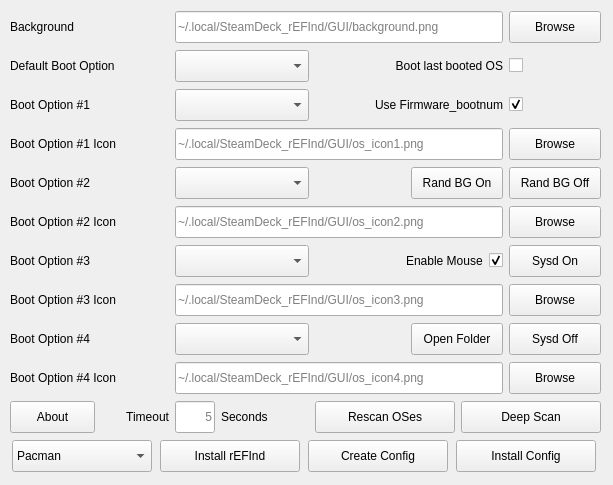
jlobue10/SteamDeck_rEFInd, file GUI/src/mainwindow.ui: the form before one commit.
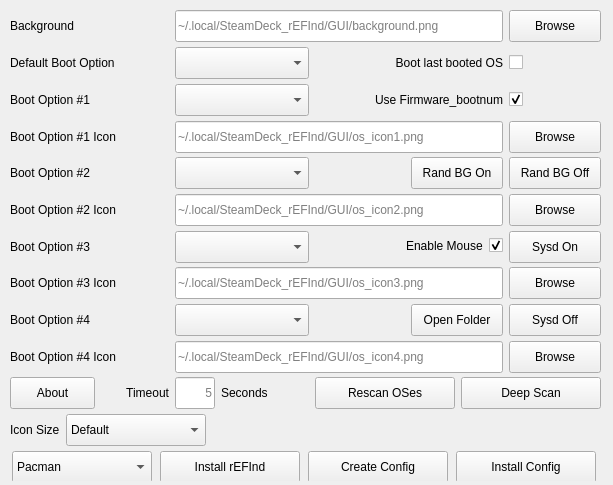
The form after the commit. Icons and pictures are not drawn.

Commit message: Add Icon Size option for generated rEFInd config

Patch:
```diff
--- a/GUI/src/mainwindow.ui
+++ b/GUI/src/mainwindow.ui
@@ -651,6 +651,78 @@
       </layout>
      </item>
      <item row="11" column="0" colspan="6">
+      <layout class="QHBoxLayout" name="Icon_Size_layout">
+       <item>
+        <widget class="QLabel" name="Icon_Size_label">
+         <property name="minimumSize">
+          <size>
+           <width>0</width>
+           <height>32</height>
+          </size>
+         </property>
+         <property name="text">
+          <string>Icon Size</string>
+         </property>
+        </widget>
+       </item>
+       <item>
+        <widget class="QComboBox" name="Icon_Size_comboBox">
+         <property name="minimumSize">
+          <size>
+           <width>140</width>
+           <height>32</height>
+          </size>
+         </property>
+         <property name="maximumSize">
+          <size>
+           <width>140</width>
+           <height>32</height>
+          </size>
+         </property>
+         <property name="toolTip">
+          <string>Size of the OS icons on the rEFInd boot menu. "Default" keeps rEFInd's built-in sizing.</string>
+         </property>
+         <property name="currentIndex">
+          <number>1</number>
+         </property>
+         <item>
+          <property name="text">
+           <string>Small</string>
+          </property>
+         </item>
+         <item>
+          <property name="text">
+           <string>Default</string>
+          </property>
+         </item>
+         <item>
+          <property name="text">
+           <string>Large</string>
+          </property>
+         </item>
+         <item>
+          <property name="text">
+           <string>Extra Large</string>
+          </property>
+         </item>
+        </widget>
+       </item>
+       <item>
+        <spacer name="Icon_Size_spacer">
+         <property name="orientation">
+          <enum>Qt::Horizontal</enum>
+         </property>
+         <property name="sizeHint" stdset="0">
+          <size>
+           <width>40</width>
+           <height>20</height>
+          </size>
+         </property>
+        </spacer>
+       </item>
+      </layout>
+     </item>
+     <item row="12" column="0" colspan="6">
       <layout class="QHBoxLayout" name="horizontalLayout_2">
        <item>
         <widget class="QComboBox" name="Install_Source_comboBox">
```
The commit also changes 2 other files.
